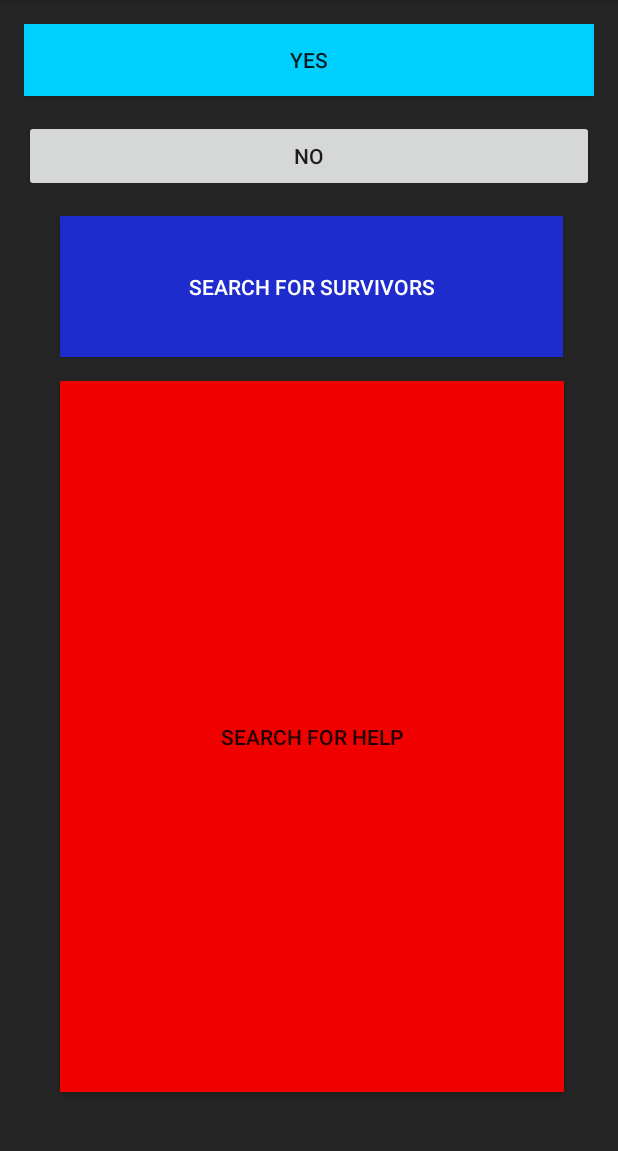
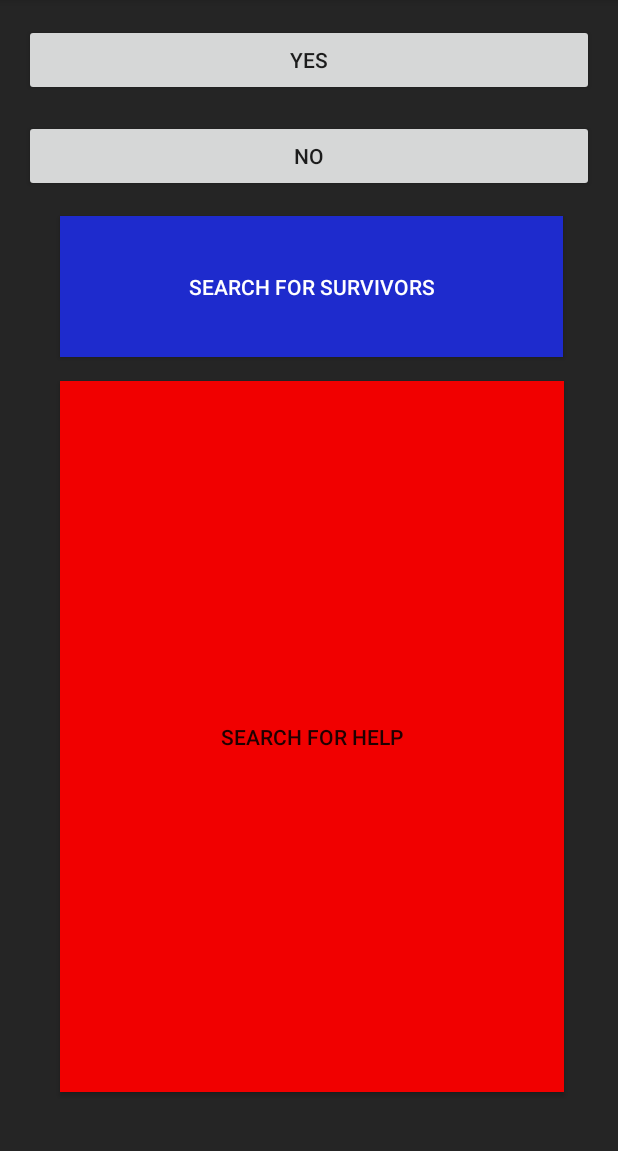
Before and after one commit to msliao12/PhonePinServiceRescuee, an Android app: the screen it shows after launch (MainActivity), after a tap on "YES", on a phone screen of 412 x 824 dp, the part 84-1235 px from its top. Run offline under Robolectric (Android 15) with nearby library versions, the phone set to English and light mode, and no system bars; 3 statements that could not run were skipped.

Commit message:
maybe check, dont focus

```diff
--- a/app/src/main/java/com/example/phonepinservicerescuee/MainActivity.java
+++ b/app/src/main/java/com/example/phonepinservicerescuee/MainActivity.java
@@ -21,8 +21,8 @@ public class MainActivity extends AppCompatActivity {
 
     private TextView mTextMessage;
     private NotificationManagerCompat notificationManager;
-    //private EditText editTextTitle;
-    //private EditText editTextMessage;
+    private EditText editTextTitle;
+    private EditText editTextMessage;
 
 
     private static final String TAG = "MainActivity";
@@ -61,7 +61,10 @@ public class MainActivity extends AppCompatActivity {
     public void init(){
         Button  btn = (Button) findViewById(R.id.button);
         btn.setOnClickListener(new View.OnClickListener() {
+            //
+            // public void doClick(int pressTime);
             @Override
+
             public void onClick(View v) {
                 Intent intent = new Intent(MainActivity.this, MapsActivity.class);
                 startActivity(intent);
@@ -70,10 +73,10 @@ public class MainActivity extends AppCompatActivity {
     }
 
     public void sendOnChannel1(View v){
-        //String title = editTextTitle.getText().toString();
-        //String message = editTextMessage.getText().toString();
-        String title = "Priority 1";
-        String message = "Message 1";
+        String title = editTextTitle.getText().toString();
+        String message = editTextMessage.getText().toString();
+        //String title = "Priority 1";
+        //String message = "Message 1";
         Notification notification = new NotificationCompat.Builder(this, CHANNEL_1_ID).setSmallIcon(R.drawable.ic_one)
                 .setContentTitle(title)
                 .setContentText(message)
@@ -85,10 +88,10 @@ public class MainActivity extends AppCompatActivity {
     }
 
     public void sendOnChannel2(View v){
-        //String title = editTextTitle.getText().toString();
-        //String message = editTextMessage.getText().toString();
-        String title = "Priority 2";
-        String message = "Message 2";
+        String title = editTextTitle.getText().toString();
+        String message = editTextMessage.getText().toString();
+        //String title = "Priority 2";
+        //String message = "Message 2";
         Notification notification = new NotificationCompat.Builder(this, CHANNEL_2_ID)
                 .setSmallIcon(R.drawable.ic_one)
                 .setContentTitle(title)
--- a/app/src/main/res/layout/activity_main.xml
+++ b/app/src/main/res/layout/activity_main.xml
@@ -14,9 +14,9 @@
     <Button
         android:layout_width="match_parent"
         android:layout_height="wrap_content"
-        android:background="#00D0FF"
         android:onClick="sendOnChannel1"
-        android:text="@string/yes" />
+        android:text="@string/yes"
+        tools:background="#14DCDC" />
 
     <Button
         android:layout_width="match_parent"
```
